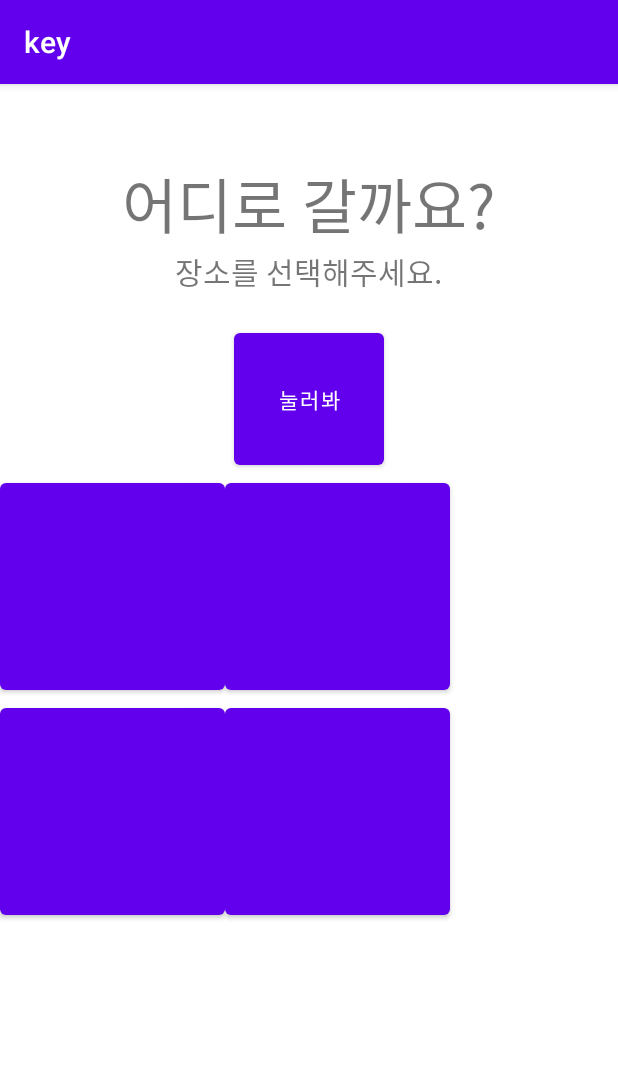
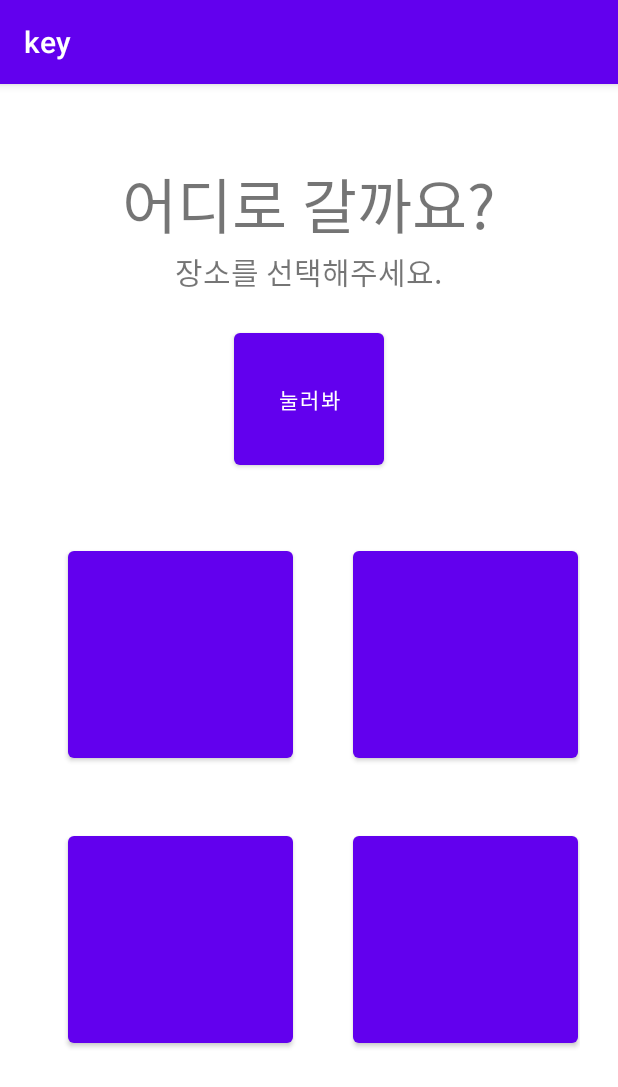
Before and after one commit to xodus5/key_1, an Android app: the screen it shows after launch (MainActivity), on a phone screen of 412 x 824 dp. Shown: the top 1087 px of the screen. Run offline under Robolectric (Android 15) with nearby library versions, the phone set to English and light mode, and no system bars.

Commit message:
main gridlayout

```diff
--- a/app/src/main/res/layout/activity_main.xml
+++ b/app/src/main/res/layout/activity_main.xml
@@ -37,22 +37,39 @@
     <GridLayout
         android:layout_width="match_parent"
         android:layout_height="match_parent"
+        android:layout_margin="25dp"
         android:orientation="vertical"
-        android:rowCount="2">
+        android:rowCount="2"
+        android:columnCount="2">
+
         <Button
             android:layout_width="150dp"
-            android:layout_height="150dp"/>
+            android:layout_height="150dp"
+            android:layout_margin="20dp"
+            android:layout_row="0" />
+
         <Button
             android:layout_width="150dp"
-            android:layout_height="150dp"/>
+            android:layout_height="150dp"
+            android:layout_margin="20dp"
+            android:layout_row="0"
+            android:layout_column="1" />
+
         <Button
             android:layout_width="150dp"
-            android:layout_height="150dp"/>
+            android:layout_height="150dp"
+            android:layout_margin="20dp"
+            android:layout_row="1"
+            android:layout_column="0" />
+
         <Button
             android:layout_width="150dp"
-            android:layout_height="150dp"/>
+            android:layout_height="150dp"
+            android:layout_margin="20dp"
+            android:layout_row="1"
+            android:layout_column="1" />
+
     </GridLayout>
 
 
-
 </LinearLayout>
--- a/app/src/main/res/layout/test.xml
+++ b/app/src/main/res/layout/test.xml
@@ -1,6 +1,11 @@
 <?xml version="1.0" encoding="utf-8"?>
-<androidx.constraintlayout.widget.ConstraintLayout xmlns:android="http://schemas.android.com/apk/res/android"
+<LinearLayout xmlns:android="http://schemas.android.com/apk/res/android"
     android:layout_width="match_parent"
     android:layout_height="match_parent">
 
-</androidx.constraintlayout.widget.ConstraintLayout>
+    <Switch
+        android:id="@+id/switch1"
+        android:layout_width="wrap_content"
+        android:layout_height="wrap_content"
+        android:text="Switch" />
+</LinearLayout>
```
